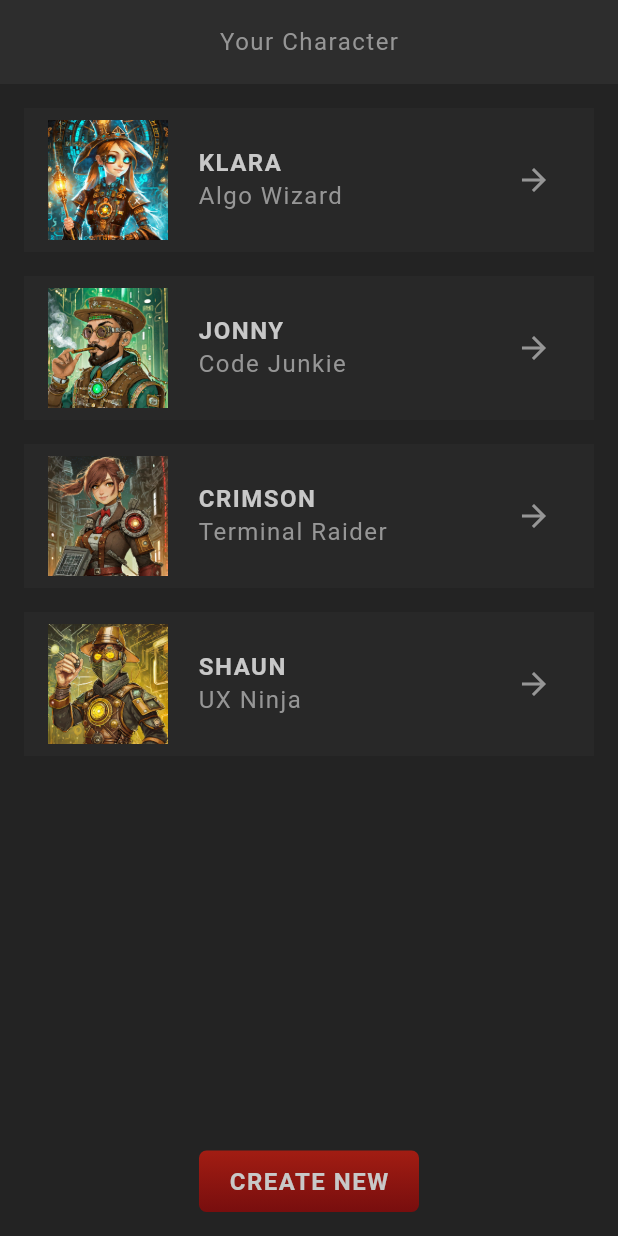
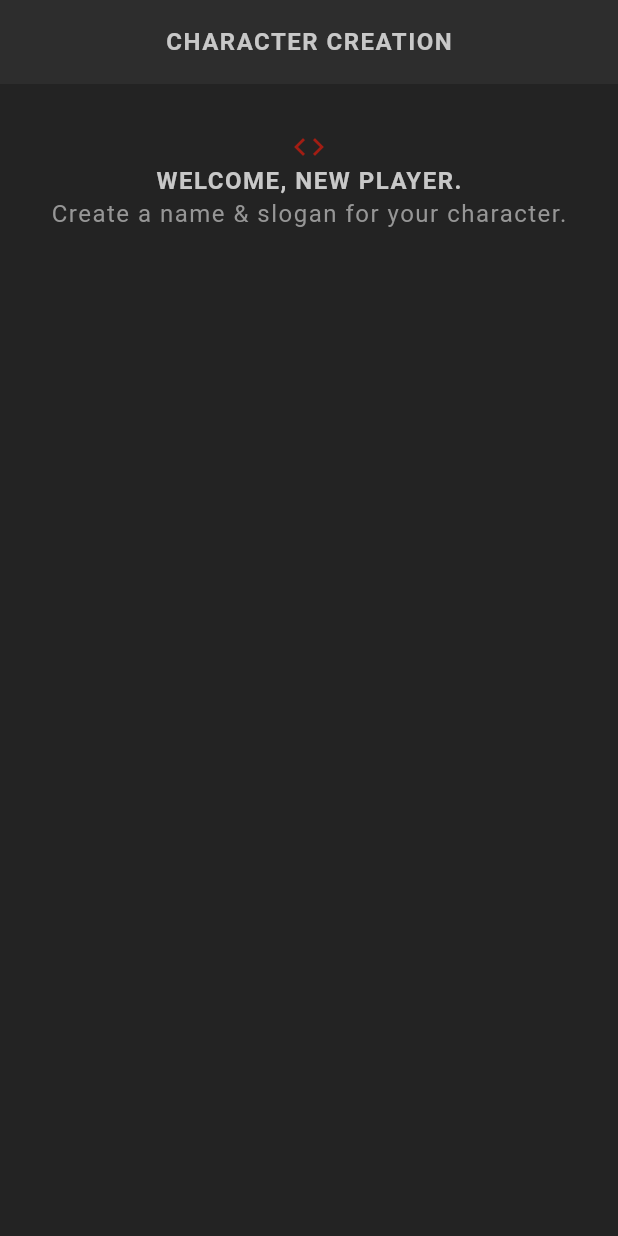
Before and after one commit to walid-hamdi/flutter_rpg, a Flutter app: the screen it shows after launch, on a phone screen of 412 x 824 dp. Run offline on Flutter 3.47's test engine with Material 3 defaults, Android fonts, the phone set to English and light mode, and no system bars; our stand-ins replace google_fonts; Roboto replaces fonts that are missing (Kanit).

Commit message:
Add create screen

```diff
--- a/lib/main.dart
+++ b/lib/main.dart
@@ -1,4 +1,5 @@
 import 'package:flutter/material.dart';
+import 'package:flutter_rpg/screens/create/create.dart';
 import 'package:flutter_rpg/screens/home/home.dart';
 import 'package:flutter_rpg/theme.dart';
 
@@ -6,7 +7,7 @@ void main() {
   runApp(
     MaterialApp(
       theme: primaryTheme,
-      home: const Home(),
+      home: const Create(),
     ),
   );
 }
--- /dev/null
+++ b/lib/screens/create/create.dart
@@ -0,0 +1,36 @@
+import 'package:flutter/material.dart';
+import 'package:flutter_rpg/shared/styled_text.dart';
+import 'package:flutter_rpg/theme.dart';
+
+class Create extends StatelessWidget {
+  const Create({super.key});
+
+  @override
+  Widget build(BuildContext context) {
+    return Scaffold(
+      appBar: AppBar(
+        title: const StyledHeading('Character Creation'),
+      ),
+      body: Container(
+        padding: const EdgeInsets.symmetric(vertical: 30, horizontal: 20),
+        child: Column(
+          children: [
+            Icon(
+              Icons.code,
+              color: AppColors.primaryColor,
+            ),
+            const Center(
+              child: StyledHeading('Welcome, new player.'),
+            ),
+            const Center(
+              child: StyledText('Create a name & slogan for your character.'),
+            ),
+            const SizedBox(
+              height: 30,
+            ),
+          ],
+        ),
+      ),
+    );
+  }
+}
```
